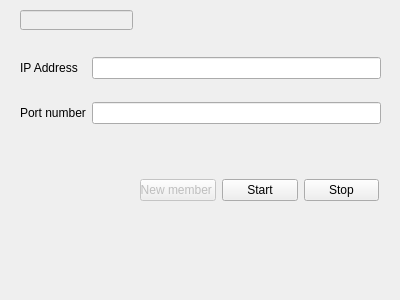
Above: chatserver.ui from danhmanh/c-project-hus before the change. Below: the same form after it.
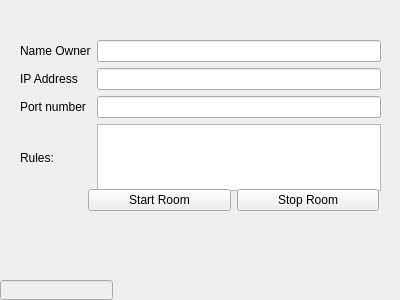
That is the form after the change.

What changed in the file:
```diff
--- a/chatserver.ui
+++ b/chatserver.ui
@@ -19,63 +19,73 @@
      <x>20</x>
      <y>40</y>
      <width>361</width>
-     <height>101</height>
+     <height>151</height>
     </rect>
    </property>
    <layout class="QGridLayout" name="gridLayout">
-    <item row="1" column="0">
+    <item row="2" column="1">
+     <widget class="QLineEdit" name="lineEditPort"/>
+    </item>
+    <item row="3" column="0">
+     <widget class="QLabel" name="label_3">
+      <property name="text">
+       <string>Rules:</string>
+      </property>
+     </widget>
+    </item>
+    <item row="3" column="1">
+     <widget class="QTextEdit" name="textEditRules"/>
+    </item>
+    <item row="2" column="0">
      <widget class="QLabel" name="label_2">
       <property name="text">
        <string>Port number</string>
       </property>
      </widget>
     </item>
-    <item row="0" column="0">
+    <item row="1" column="0">
      <widget class="QLabel" name="label">
       <property name="text">
        <string>IP Address</string>
       </property>
      </widget>
     </item>
-    <item row="0" column="1">
-     <widget class="QLineEdit" name="lineEditIP"/>
-    </item>
     <item row="1" column="1">
-     <widget class="QLineEdit" name="lineEditPort"/>
+     <widget class="QLineEdit" name="lineEditIP"/>
+    </item>
+    <item row="0" column="0">
+     <widget class="QLabel" name="label_4">
+      <property name="text">
+       <string>Name Owner</string>
+      </property>
+     </widget>
+    </item>
+    <item row="0" column="1">
+     <widget class="QLineEdit" name="lineEditNameOwner"/>
     </item>
    </layout>
   </widget>
   <widget class="QWidget" name="horizontalLayoutWidget">
    <property name="geometry">
     <rect>
-     <x>140</x>
-     <y>150</y>
-     <width>239</width>
-     <height>80</height>
+     <x>88</x>
+     <y>180</y>
+     <width>291</width>
+     <height>41</height>
     </rect>
    </property>
    <layout class="QHBoxLayout" name="horizontalLayout">
-    <item>
-     <widget class="QPushButton" name="btnNewMember">
-      <property name="enabled">
-       <bool>false</bool>
-      </property>
-      <property name="text">
-       <string>New member </string>
-      </property>
-     </widget>
-    </item>
     <item>
      <widget class="QPushButton" name="btnStart">
       <property name="text">
-       <string>Start</string>
+       <string>Start Room</string>
       </property>
      </widget>
     </item>
     <item>
      <widget class="QPushButton" name="btnStop">
       <property name="text">
-       <string>Stop</string>
+       <string>Stop Room</string>
       </property>
      </widget>
     </item>
@@ -87,8 +97,8 @@
    </property>
    <property name="geometry">
     <rect>
-     <x>20</x>
-     <y>10</y>
+     <x>0</x>
+     <y>280</y>
      <width>113</width>
      <height>20</height>
     </rect>
```
